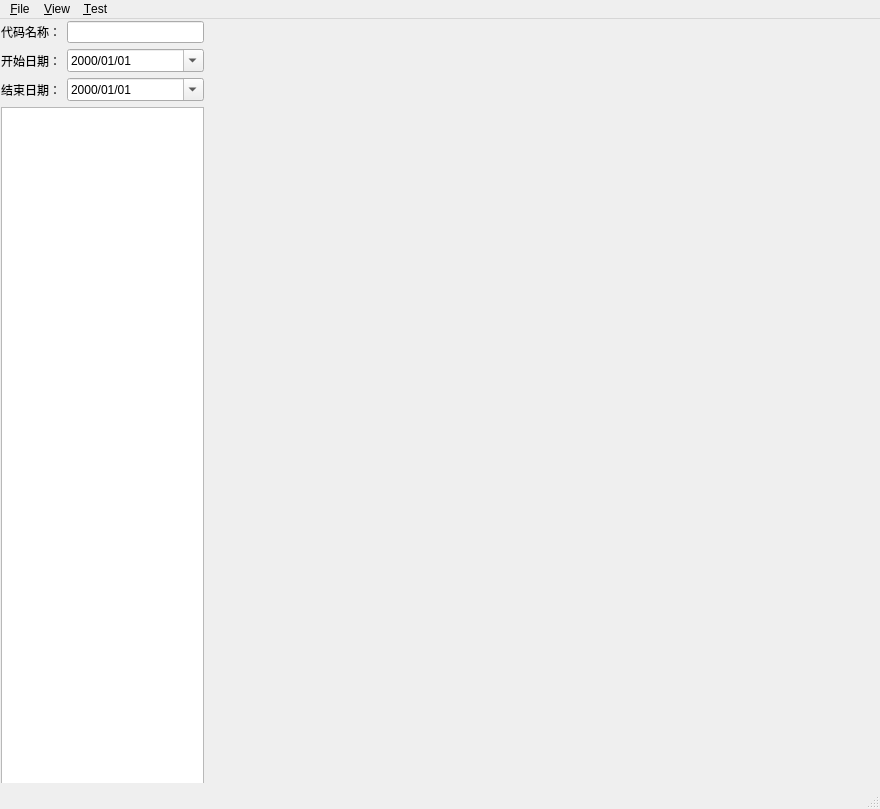
Above: pyqt/mainwindow.ui from vencol/pymysql before the change. Below: the same form after it.
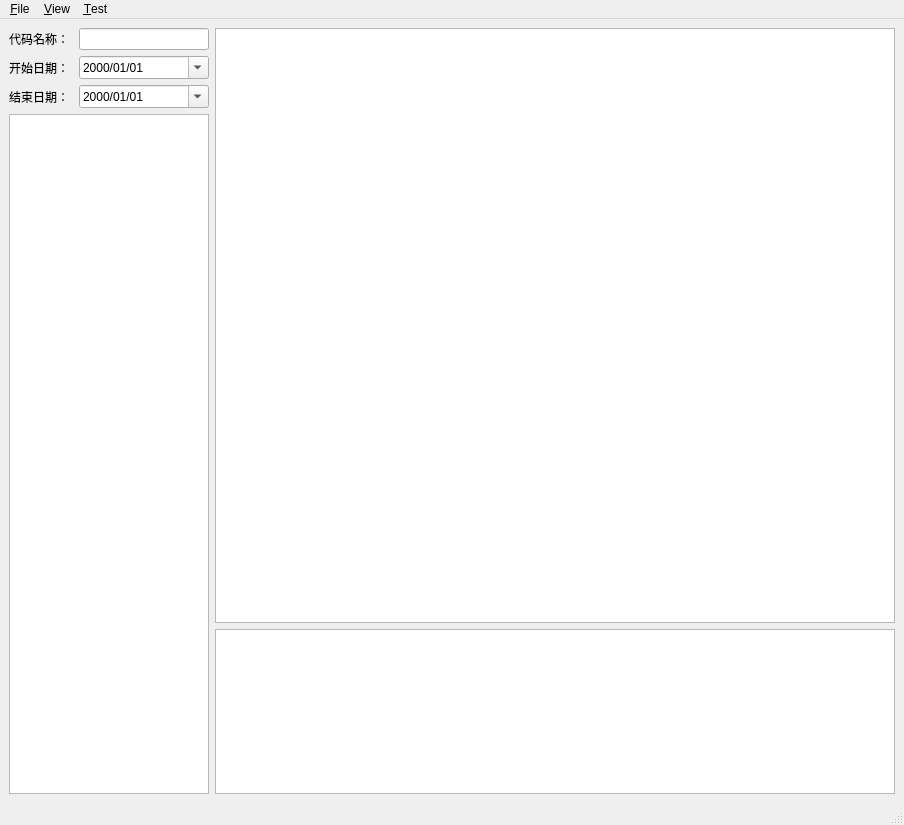
That is the form after the change.

Commit message: base with gui

```diff
--- a/pyqt/mainwindow.ui
+++ b/pyqt/mainwindow.ui
@@ -17,19 +17,12 @@
    <enum>Qt::LeftToRight</enum>
   </property>
   <widget class="QWidget" name="centralwidget">
-   <widget class="QWidget" name="">
-    <property name="geometry">
-     <rect>
-      <x>1</x>
-      <y>2</y>
-      <width>203</width>
-      <height>762</height>
-     </rect>
-    </property>
+   <layout class="QHBoxLayout" name="horizontalLayout_4">
+    <item>
     <layout class="QVBoxLayout" name="verticalLayout">
      <item>
-      <layout class="QFormLayout" name="formLayout">
-       <item row="0" column="0">
+       <layout class="QHBoxLayout" name="horizontalLayout_3">
+        <item>
         <widget class="QLabel" name="label_StockCode">
          <property name="sizePolicy">
           <sizepolicy hsizetype="Preferred" vsizetype="Preferred">
@@ -42,17 +35,33 @@
          </property>
         </widget>
        </item>
-       <item row="0" column="1">
+        <item>
         <widget class="QLineEdit" name="lineEdit_StockCode">
          <property name="sizePolicy">
-          <sizepolicy hsizetype="Preferred" vsizetype="Fixed">
+           <sizepolicy hsizetype="Fixed" vsizetype="Fixed">
            <horstretch>0</horstretch>
            <verstretch>0</verstretch>
           </sizepolicy>
          </property>
-        </widget>
-       </item>
-       <item row="1" column="0">
+          <property name="minimumSize">
+           <size>
+            <width>130</width>
+            <height>0</height>
+           </size>
+          </property>
+          <property name="maximumSize">
+           <size>
+            <width>130</width>
+            <height>16777215</height>
+           </size>
+          </property>
+         </widget>
+        </item>
+       </layout>
+      </item>
+      <item>
+       <layout class="QHBoxLayout" name="horizontalLayout_2">
+        <item>
         <widget class="QLabel" name="label_Start">
          <property name="sizePolicy">
           <sizepolicy hsizetype="Preferred" vsizetype="Preferred">
@@ -65,7 +74,7 @@
          </property>
         </widget>
        </item>
-       <item row="1" column="1">
+        <item>
         <widget class="QDateEdit" name="dateEdit_Start">
          <property name="sizePolicy">
           <sizepolicy hsizetype="Preferred" vsizetype="Fixed">
@@ -73,6 +82,18 @@
            <verstretch>0</verstretch>
           </sizepolicy>
          </property>
+          <property name="minimumSize">
+           <size>
+            <width>130</width>
+            <height>0</height>
+           </size>
+          </property>
+          <property name="maximumSize">
+           <size>
+            <width>130</width>
+            <height>16777215</height>
+           </size>
+          </property>
          <property name="dateTime">
           <datetime>
            <hour>0</hour>
@@ -91,7 +112,11 @@
          </property>
         </widget>
        </item>
-       <item row="2" column="0">
+       </layout>
+      </item>
+      <item>
+       <layout class="QHBoxLayout" name="horizontalLayout">
+        <item>
         <widget class="QLabel" name="label_End">
          <property name="sizePolicy">
           <sizepolicy hsizetype="Preferred" vsizetype="Preferred">
@@ -104,14 +129,26 @@
          </property>
         </widget>
        </item>
-       <item row="2" column="1">
+        <item>
         <widget class="QDateEdit" name="dateEdit_End">
          <property name="sizePolicy">
-          <sizepolicy hsizetype="Preferred" vsizetype="Fixed">
+           <sizepolicy hsizetype="Fixed" vsizetype="Fixed">
            <horstretch>0</horstretch>
            <verstretch>0</verstretch>
           </sizepolicy>
          </property>
+          <property name="minimumSize">
+           <size>
+            <width>130</width>
+            <height>0</height>
+           </size>
+          </property>
+          <property name="maximumSize">
+           <size>
+            <width>130</width>
+            <height>16777215</height>
+           </size>
+          </property>
          <property name="dateTime">
           <datetime>
            <hour>0</hour>
@@ -146,6 +183,12 @@
          <height>680</height>
         </size>
        </property>
+        <property name="maximumSize">
+         <size>
+          <width>200</width>
+          <height>16777215</height>
+         </size>
+        </property>
        <property name="layoutDirection">
         <enum>Qt::LeftToRight</enum>
        </property>
@@ -191,7 +234,38 @@
       </widget>
      </item>
     </layout>
-   </widget>
+    </item>
+    <item>
+     <layout class="QVBoxLayout" name="verticalLayout_2">
+      <item>
+       <widget class="QTableView" name="tableViewMain">
+        <property name="minimumSize">
+         <size>
+          <width>680</width>
+          <height>595</height>
+         </size>
+        </property>
+       </widget>
+      </item>
+      <item>
+       <widget class="QTextEdit" name="textEditMessage">
+        <property name="minimumSize">
+         <size>
+          <width>680</width>
+          <height>150</height>
+         </size>
+        </property>
+        <property name="maximumSize">
+         <size>
+          <width>16777215</width>
+          <height>200</height>
+         </size>
+        </property>
+       </widget>
+      </item>
+     </layout>
+    </item>
+   </layout>
   </widget>
   <widget class="QMenuBar" name="menubar">
    <property name="geometry">
```
Lines whose indentation alone changed are shown as unchanged. The commit also changes 3 other files.
